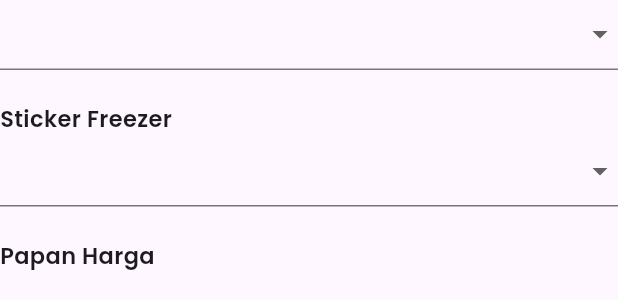
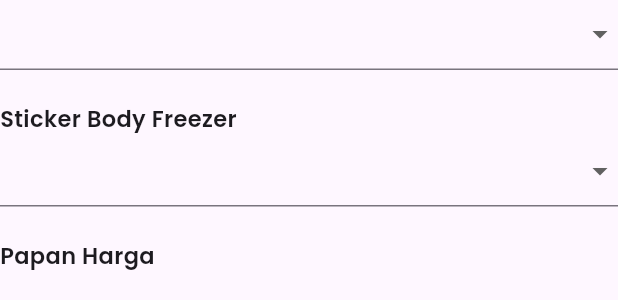
Before and after one commit to drewjya/aice-flutter, a Flutter app: the DetailForm widget shown alone on an empty page, opened directly with empty values, on a phone screen of 412 x 824 dp. Shown: the part 170-470 px from the top of the screen. Run offline on Flutter 3.47's test engine with Material 3 defaults, Android fonts, the phone set to English and light mode, and no system bars; our stand-ins replace flutter_hooks, flutter_svg, geolocator, hooks_riverpod, image_picker, shared_preferences; accounts and stored records are empty; network calls fail.

Commit message:
[update] change word

```diff
--- a/lib/src/core/api/api_url.dart
+++ b/lib/src/core/api/api_url.dart
@@ -4,7 +4,7 @@ class ApiUrl {
   static const _baseUrl = _isTest ? 'https://$_url/api' : "http://";
   static const _baseImageUrl = _isTest ? 'https://$_url' : "http://";
 
-  static const version = "1.6.0";
+  static const version = "1.6.2";
 
   //Auth
   static const login = '$_baseUrl/auth/login';
--- a/lib/src/feature/sales/view/form/detail_form.dart
+++ b/lib/src/feature/sales/view/form/detail_form.dart
@@ -109,7 +109,7 @@ class DetailForm extends StatelessWidget {
               child: Text(value),
             );
           },
-          title: "Sticker Freezer",
+          title: "Sticker Body Freezer",
           toName: (value) {
             return value ?? "";
           },
--- a/lib/src/feature/sales/view/sales_detail_view.dart
+++ b/lib/src/feature/sales/view/sales_detail_view.dart
@@ -61,7 +61,7 @@ class SalesDetailView extends ConsumerWidget {
                         value: curr?.kualitasProduk,
                       ),
                       DetailText(
-                        param: "Sticker Freezer",
+                        param: "Sticker Body Freezer",
                         value: curr?.stickerFreezer,
                       ),
                       DetailText(
--- a/pubspec.yaml
+++ b/pubspec.yaml
@@ -3,7 +3,7 @@ description: A new Flutter project.
 
 publish_to: "none"
 
-version: 7.0.3+11
+version: 7.0.4+12
 
 environment:
   sdk: ">=2.17.6 <3.0.0"
@@ -20,7 +20,7 @@ dependencies:
   flutter_hooks: ^0.18.5+1
   image_picker: ^0.8.6
   flutter_svg: ^1.1.6
-  intl: ^0.17.0
+  intl: ^0.18.1
   device_preview: ^1.1.0
   collection: ^1.16.0
   http: ^0.13.5
```
Also changed, not shown: pubspec.lock, 1 other file.
